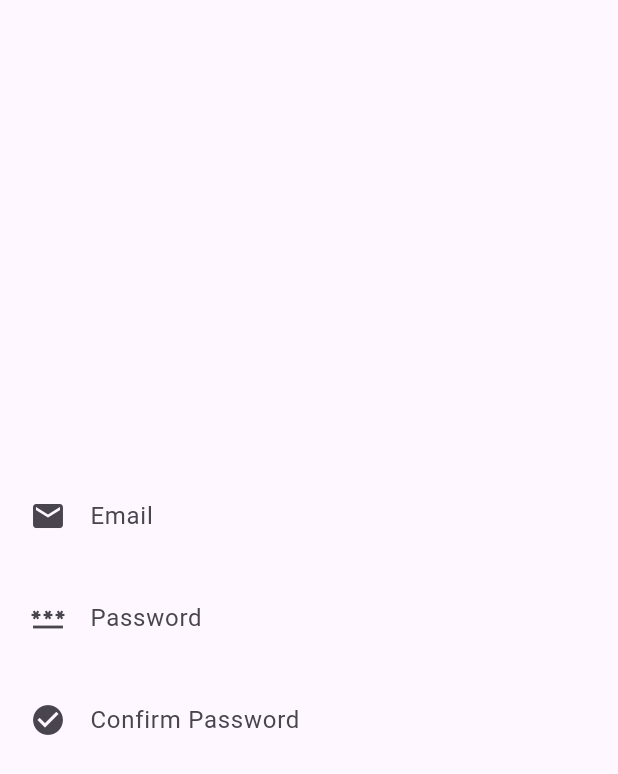
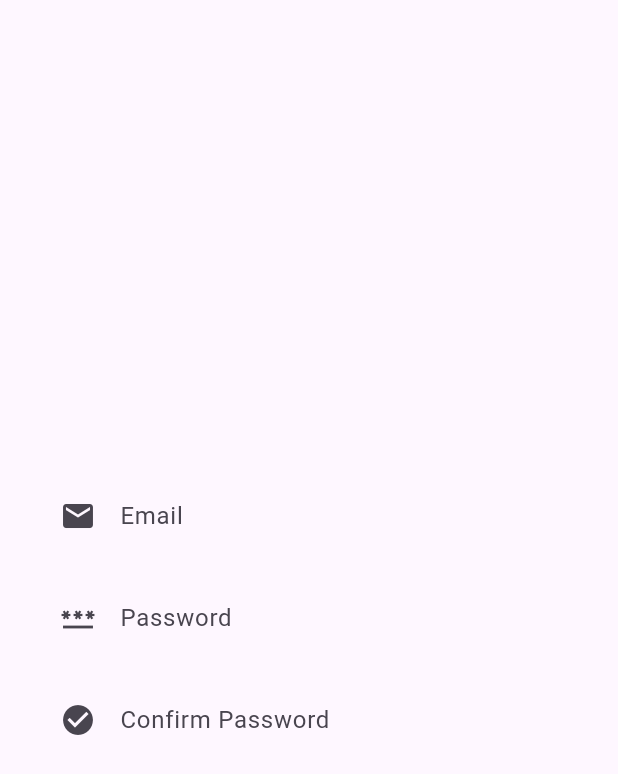
Before and after one commit to Morne-le-Roux/fish_man, a Flutter app: the screen it shows after launch, on a phone screen of 412 x 824 dp. Shown: the top 774 px of the screen. Run offline on Flutter 3.47's test engine with Material 3 defaults, Android fonts, the light colour scheme and no system bars; our stand-ins replace google_fonts, supabase_flutter; accounts and stored records are empty.

Commit message:
shortened boxes

```diff
--- a/lib/features/auth/presentation/widgets/auth_text_box.dart
+++ b/lib/features/auth/presentation/widgets/auth_text_box.dart
@@ -15,7 +15,7 @@ class AuthTextBox extends StatelessWidget {
   @override
   Widget build(BuildContext context) {
     return Container(
-      margin: const EdgeInsets.symmetric(horizontal: 20, vertical: 10),
+      margin: const EdgeInsets.symmetric(horizontal: 40, vertical: 10),
       decoration: const BoxDecoration(),
       child: TextField(
         controller: controller,
```
